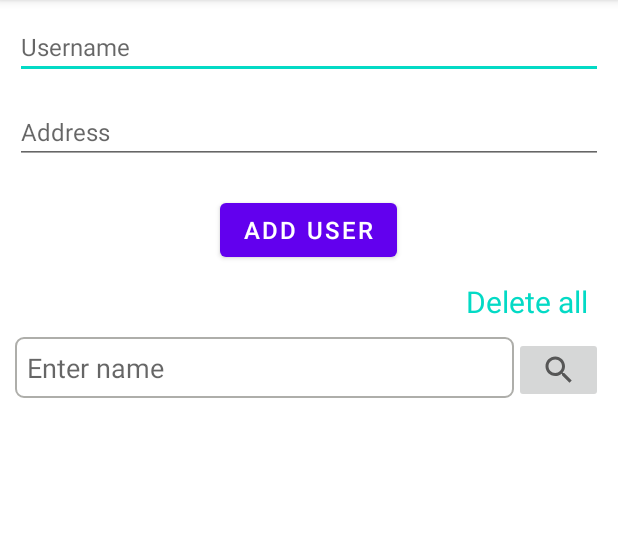
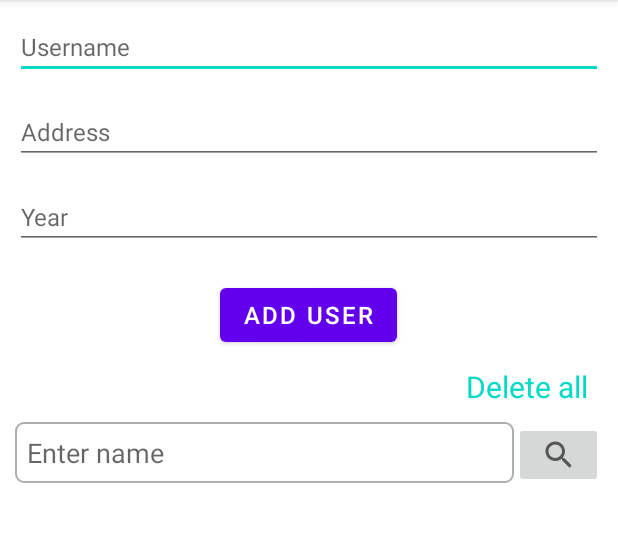
Before and after one commit to devj45/Room-Database, an Android app: the screen it shows after launch (MainActivity), on a phone screen of 412 x 824 dp, the part 84-626 px from its top. Run offline under Robolectric (Android 15) with nearby library versions, the phone set to English and light mode, and no system bars; our stand-ins replace Room's generated code.

```diff
--- a/app/src/main/java/com/kt/roomdatabasetutorial/MainActivity.java
+++ b/app/src/main/java/com/kt/roomdatabasetutorial/MainActivity.java
@@ -36,6 +36,7 @@ public class MainActivity extends AppCompatActivity {
     private TextView tvDeleleAll;
     private EditText edtSearch;
     private ImageButton img_btn_search;
+    private EditText edtYear;
 
     private UserAdapter userAdapter;
     private List<User> mListUser;
@@ -110,12 +111,13 @@ public class MainActivity extends AppCompatActivity {
     private void addUser() {
         String strUsername = edtUsername.getText().toString().trim();
         String strAddress = edtAddress.getText().toString().trim();
+        String strYear = edtYear.getText().toString().trim();
 
         if (TextUtils.isEmpty(strUsername) || TextUtils.isEmpty(strAddress)){
             return;
         }
 
-        User user = new User(strUsername,strAddress);
+        User user = new User(strUsername,strAddress,strYear);
         //kiểm tra nếu user đã tồn tại
         if (isUserExist(user)){
             Toast.makeText(this,"User exist",Toast.LENGTH_SHORT).show();
@@ -129,6 +131,7 @@ public class MainActivity extends AppCompatActivity {
 
         edtUsername.setText("");
         edtAddress.setText("");
+        edtYear.setText("");
 
         hideSoftKeyboard();
 
@@ -143,6 +146,7 @@ public class MainActivity extends AppCompatActivity {
         tvDeleleAll = findViewById(R.id.tv_delete_all);
         edtSearch = findViewById(R.id.edt_search);
         img_btn_search = findViewById(R.id.img_btn_search);
+        edtYear = findViewById(R.id.edt_year);
 
     }
 
--- a/app/src/main/java/com/kt/roomdatabasetutorial/UserAdapter.java
+++ b/app/src/main/java/com/kt/roomdatabasetutorial/UserAdapter.java
@@ -52,6 +52,7 @@ public class UserAdapter extends RecyclerView.Adapter<UserAdapter.UserViewHolder
         //set dữ liệu lên giao diện
         holder.tvUsername.setText(user.getUsername());
         holder.tvAddress.setText(user.getAddress());
+        holder.tvYear.setText(user.getYear());
 
         //bắt sự kiện update
         holder.btnUpdate.setOnClickListener(new View.OnClickListener() {
@@ -83,6 +84,7 @@ public class UserAdapter extends RecyclerView.Adapter<UserAdapter.UserViewHolder
         private TextView tvAddress;
         private Button btnUpdate;
         private Button btnDelete;
+        private TextView tvYear;
 
         public UserViewHolder(@NonNull View itemView) {
             super(itemView);
@@ -91,6 +93,7 @@ public class UserAdapter extends RecyclerView.Adapter<UserAdapter.UserViewHolder
             tvUsername = itemView.findViewById(R.id.tv_username);
             btnUpdate = itemView.findViewById(R.id.btn_update);
             btnDelete = itemView.findViewById(R.id.btn_delete);
+            tvYear = itemView.findViewById(R.id.tv_year);
         }
     }
 }
--- a/app/src/main/java/com/kt/roomdatabasetutorial/database/UserDatabase.java
+++ b/app/src/main/java/com/kt/roomdatabasetutorial/database/UserDatabase.java
@@ -2,17 +2,43 @@ package com.kt.roomdatabasetutorial.database;
 
 import android.content.Context;
 
+import androidx.annotation.NonNull;
 import androidx.room.Database;
 import androidx.room.Room;
 import androidx.room.RoomDatabase;
+import androidx.room.migration.Migration;
+import androidx.sqlite.db.SupportSQLiteDatabase;
 
 import com.kt.roomdatabasetutorial.User;
 
 //Database
 //entities : để biết database này của entity nào
 //version : để trong khi thao tác với sql khi cần thêm cột thì ta cần version mới
-@Database(entities = {User.class}, version = 1)
+@Database(entities = {User.class}, version = 2)
 public abstract class UserDatabase extends RoomDatabase {
+
+    //b1: tăng version
+    //b2: magration
+    //nó phải là biến tĩnh
+    //thay đổi thuộc tính table
+    static Migration migration_from_1_to_2 = new Migration(1,2) {
+        @Override
+        public void migrate(@NonNull SupportSQLiteDatabase database) {
+            //logic thêm 1 cột vào trong 1 bảng
+            database.execSQL("ALTER TABLE user ADD COLUMN year TEXT ");
+
+            //Thêm nhiều cột vào trong một bảng
+            //ALTER TABLE ten_bang ADD cot1 dinh_nghia_cot1, cot2 dinh_nghia_cot2,...cotn dinh_nghia_cotn;
+
+            //chinh sửa kiểu dữ liệu cột trong một bảng
+            // ALTER TABLE ten_bang ALTER COLUMN ten_cot kieu_cot;
+
+            //xóa cột trong bảng
+            // ALTER TABLE ten_bang DROP COLUMN ten_cot;
+        }
+    };
+
+
     private static final String DATABASE_NAME = "user.db";
     private static UserDatabase instance;
 
@@ -22,6 +48,7 @@ public abstract class UserDatabase extends RoomDatabase {
         if (instance == null){
             instance = Room.databaseBuilder(context.getApplicationContext(), UserDatabase.class,  DATABASE_NAME)
                     .allowMainThreadQueries()  //allowMainThreadQueries() : cho phép query trên main thread
+                    .addMigrations(migration_from_1_to_2) //update database
                     .build();
         }
         return instance;
--- a/app/src/main/res/layout/activity_main.xml
+++ b/app/src/main/res/layout/activity_main.xml
@@ -26,6 +26,16 @@
         android:textSize="16sp"
         android:layout_marginTop="14sp"
         android:hint="Address">
+    </EditText>
+
+    <EditText
+        android:id="@+id/edt_year"
+        android:layout_width="match_parent"
+        android:layout_height="wrap_content"
+        android:textColor="@color/black"
+        android:textSize="16sp"
+        android:layout_marginTop="14sp"
+        android:hint="Year">
     </EditText>
 
     <Button
```
Also changed, not shown: app/src/main/java/com/kt/roomdatabasetutorial/User.java (+11 -1 lines), app/src/main/res/layout/item_user.xml (+9 -0 lines).
